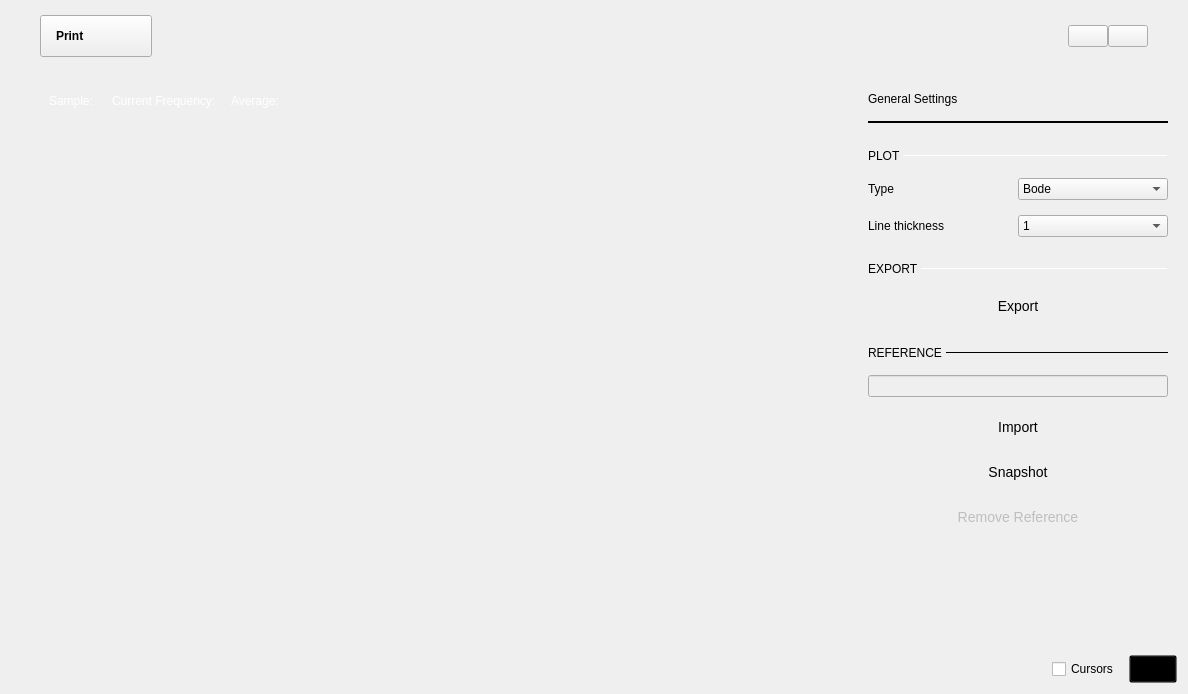
Old version of the form ui/network_analyzer.ui in the repository analogdevicesinc/scopy.
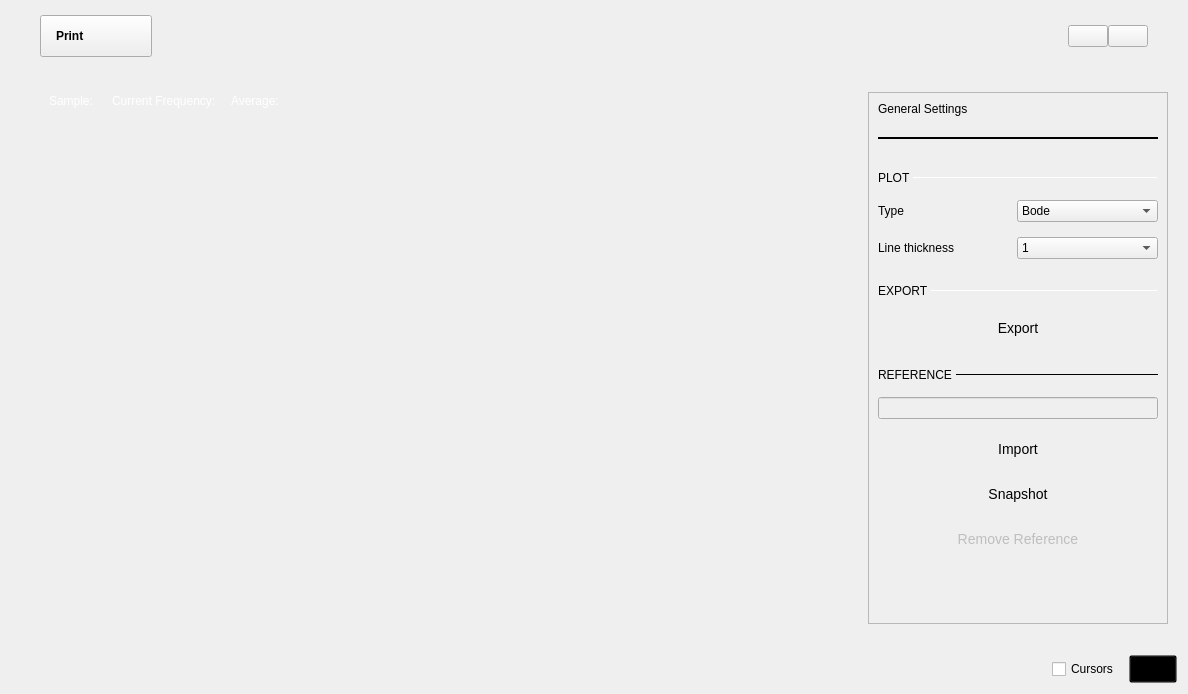
New version of the form. The open tabs and pages were chosen to show the change. Icons and pictures are not drawn. Custom widgets are drawn as their Qt base class.

Commit message: Ui: Added scroll areas where needed

What changed in the file:
```diff
--- a/ui/network_analyzer.ui
+++ b/ui/network_analyzer.ui
@@ -2031,6 +2031,24 @@
                   <number>20</number>
                  </property>
                  <item>
+                  <widget class="QScrollArea" name="scrollArea_2">
+                   <property name="horizontalScrollBarPolicy">
+                    <enum>Qt::ScrollBarAlwaysOff</enum>
+                   </property>
+                   <property name="widgetResizable">
+                    <bool>true</bool>
+                   </property>
+                   <widget class="QWidget" name="scrollAreaWidgetContents">
+                    <property name="geometry">
+                     <rect>
+                      <x>0</x>
+                      <y>-3</y>
+                      <width>284</width>
+                      <height>532</height>
+                     </rect>
+                    </property>
+                    <layout class="QVBoxLayout" name="verticalLayout_23">
+                     <item>
                   <widget class="QLabel" name="label_7">
                    <property name="text">
                     <string>General Settings</string>
@@ -2419,8 +2437,6 @@
                      </property>
                     </spacer>
                    </item>
-                  </layout>
-                 </item>
                  <item>
                   <layout class="QVBoxLayout" name="verticalLayout_20">
                    <property name="spacing">
@@ -2610,8 +2626,6 @@
                      </property>
                     </widget>
                    </item>
-                  </layout>
-                 </item>
                  <item>
                   <spacer name="verticalSpacer_4">
                    <property name="orientation">
@@ -2626,6 +2640,14 @@
                   </spacer>
                  </item>
                 </layout>
+                       </item>
+                      </layout>
+                     </item>
+                    </layout>
+                   </widget>
+                  </widget>
+                 </item>
+                </layout>
                </widget>
                <widget class="QWidget" name="page_5">
                 <layout class="QVBoxLayout" name="verticalLayout_12">
@@ -2968,11 +2990,6 @@
    <header>menu_anim.hpp</header>
    <container>1</container>
   </customwidget>
-  <customwidget>
-   <class>adiscope::CustomPushButton</class>
-   <extends>QPushButton</extends>
-   <header>customPushButton.hpp</header>
-  </customwidget>
   <customwidget>
    <class>adiscope::InstrumentNotes</class>
    <extends>QWidget</extends>
@@ -2990,6 +3007,11 @@
    <extends>QPushButton</extends>
    <header>customSwitch.hpp</header>
   </customwidget>
+  <customwidget>
+   <class>adiscope::CustomPushButton</class>
+   <extends>QPushButton</extends>
+   <header>customPushButton.hpp</header>
+  </customwidget>
   <customwidget>
    <class>adiscope::dBgraph</class>
    <extends>QFrame</extends>
```
Left out of the diff: 2 changed lines with no effect on the pictures. Lines whose indentation alone changed are shown as unchanged. The commit also changes 4 other files.
